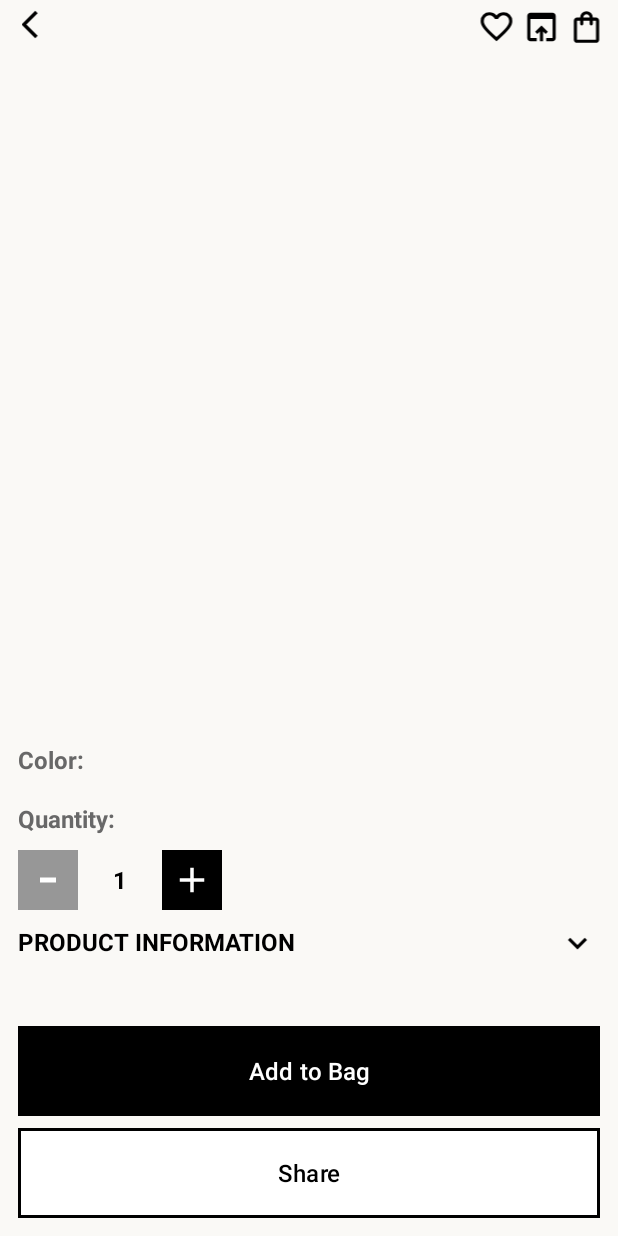
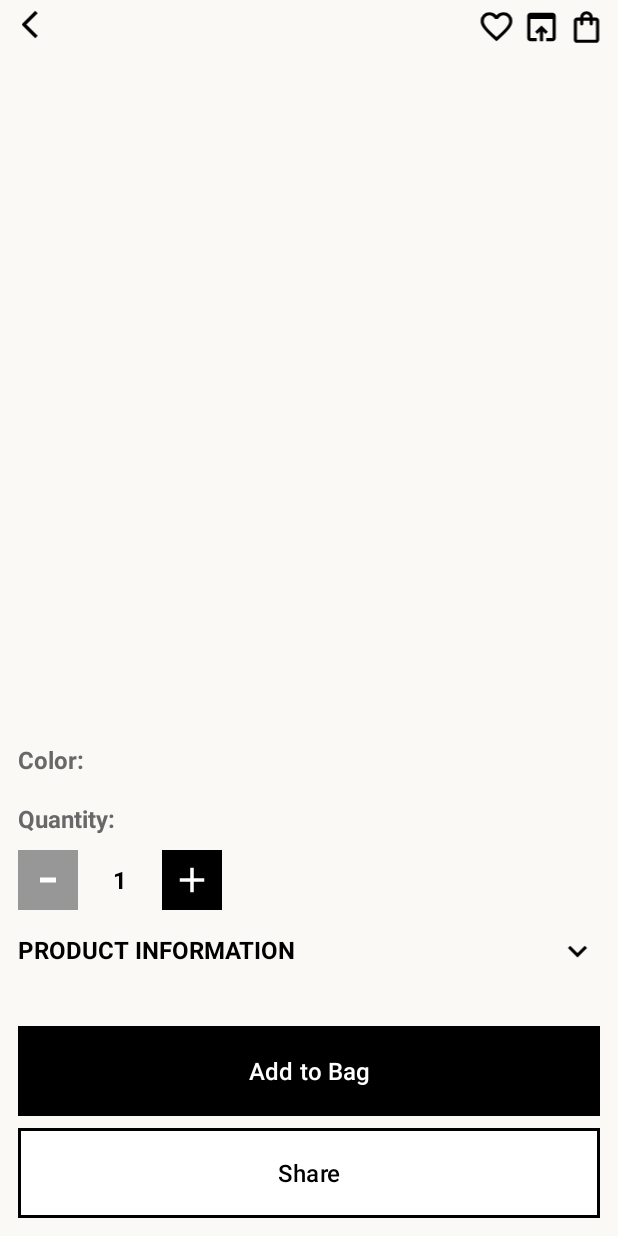
Before and after one commit to AyushNetTech/Demo-E-Commerce, an Android app: the screen it shows after launch (ProductActivity), on a phone screen of 412 x 824 dp. Run offline under Robolectric (Android 15) with nearby library versions, the phone set to English and light mode, and no system bars; pictures from the network do not load.

Commit message:
doing some discripting formating

```diff
--- a/app/src/main/res/layout/activity_product.xml
+++ b/app/src/main/res/layout/activity_product.xml
@@ -23,7 +23,6 @@
             android:id="@+id/Title"
             android:layout_width="wrap_content"
             android:layout_height="match_parent"
-            android:gravity="top"
             android:textAlignment="center"
             android:textColor="@color/black"
             android:textSize="17sp"
@@ -204,8 +203,8 @@
 
             <androidx.constraintlayout.widget.ConstraintLayout
                 android:layout_width="match_parent"
-                android:layout_height="wrap_content"
-                android:layout_marginTop="10dp">
+                android:layout_height="40dp"
+                android:layout_marginTop="15dp">
 
                 <TextView
                     android:id="@+id/textView"
@@ -235,9 +234,9 @@
                 android:layout_height="wrap_content"
                 android:layout_marginTop="8dp"
                 android:textSize="14sp"
-                android:textColor="#555555"
-                android:paddingBottom="10dp"
-                android:lineSpacingExtra="4dp" />
+                android:textColor="#929292"
+                android:lineSpacingExtra="4dp"
+                android:paddingBottom="10dp" />
         </LinearLayout>
     </ScrollView>
 
```
Also changed, not shown: app/src/main/java/com/example/e_commers/ProductActivity.kt (+31 -2 lines).
